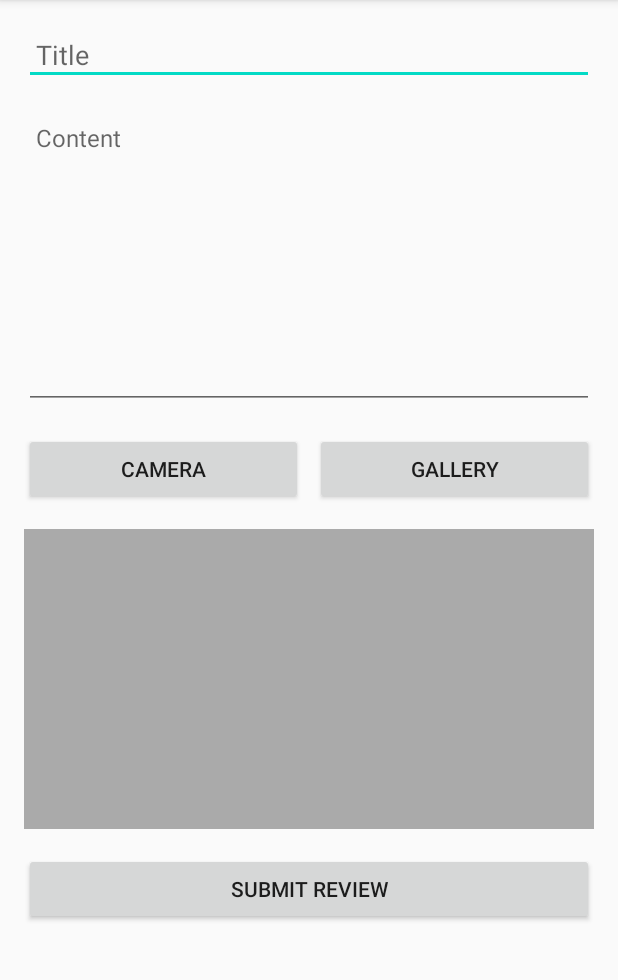
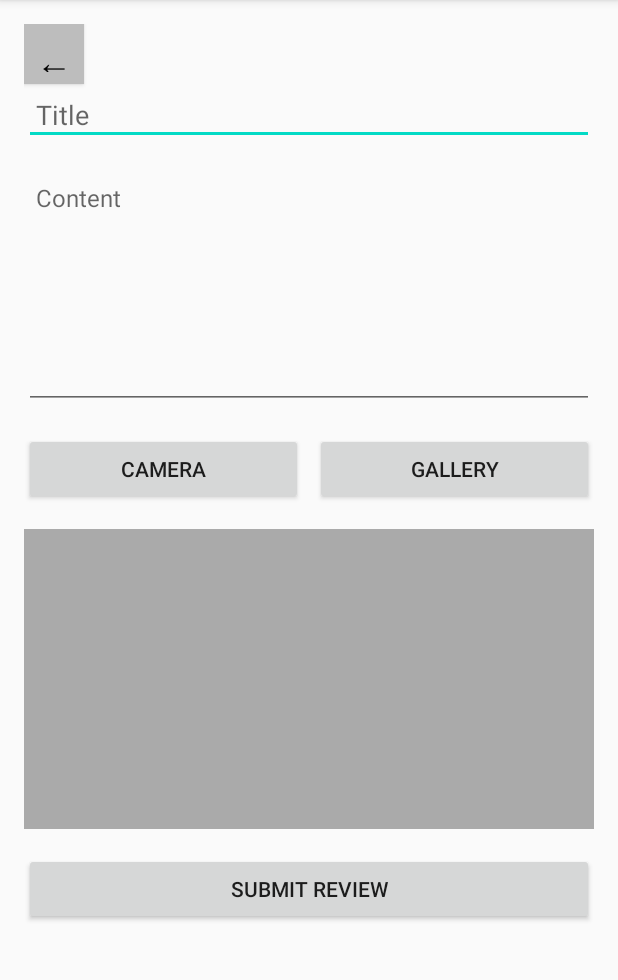
Before and after one commit to dglee2007/2024_madcamp_week2, an Android app: the ReviewCreateActivity screen opened directly, with no data from a screen before it, on a phone screen of 412 x 824 dp, the part 84-1064 px from its top. Run offline under Robolectric (Android 15) with nearby library versions, the phone set to English and light mode, and no system bars; pictures from the network do not load.

Commit message:
Implemented back button for calendar and review_create

```diff
--- a/app/src/main/res/layout/activity_calendar.xml
+++ b/app/src/main/res/layout/activity_calendar.xml
@@ -34,7 +34,7 @@
     <EditText
         android:id="@+id/contextEditText"
         android:layout_width="0dp"
-        android:layout_height="116dp"
+        android:layout_height="72dp"
         android:inputType="textMultiLine"
         android:ems="10"
         app:layout_constraintTop_toBottomOf="@+id/diaryTextView" android:layout_marginTop="16dp"
@@ -121,7 +121,7 @@
         app:layout_constraintTop_toBottomOf="@id/deleteBtn"
         app:layout_constraintStart_toStartOf="parent"
         app:layout_constraintEnd_toEndOf="parent"
-        android:layout_marginTop="8dp"
+        android:layout_marginTop="0dp"
         />
 
 </androidx.constraintlayout.widget.ConstraintLayout>
--- a/app/src/main/res/layout/activity_review_create.xml
+++ b/app/src/main/res/layout/activity_review_create.xml
@@ -6,6 +6,18 @@
     android:orientation="vertical"
     android:padding="16dp"
     tools:context=".ReviewCreateActivity">
+
+    <Button
+        android:id="@+id/buttonBack"
+        android:layout_width="40dp"
+        android:layout_height="40dp"
+        android:background="@color/gray_400"
+        android:text="←"
+        android:textSize="24sp"
+        android:textColor="@android:color/black"
+        android:padding="8dp"
+        android:gravity="center_vertical"
+        android:layout_gravity="start"/>
 
     <EditText
         android:id="@+id/editTextReviewTitle"
@@ -23,7 +35,7 @@
         android:hint="Content"
         android:inputType="textMultiLine"
         android:gravity="top"
-        android:minHeight="200dp"
+        android:minHeight="160dp"
         android:padding="8dp"
         android:textSize="16sp"
         android:layout_marginTop="16dp" />
@@ -64,4 +76,10 @@
         android:layout_height="wrap_content"
         android:text="Submit Review"
         android:layout_marginTop="16dp"/>
+
+    <!-- 프래그먼트 컨테이너 추가 -->
+    <FrameLayout
+        android:id="@+id/fragment_container"
+        android:layout_width="match_parent"
+        android:layout_height="match_parent"/>
 </LinearLayout>
--- a/app/src/main/res/values/styles.xml
+++ b/app/src/main/res/values/styles.xml
@@ -14,4 +14,10 @@
         <item name="exampleColor">@color/light_blue_400</item>
     </style>
 
+    <style name="ButtonStyle">
+        <item name="android:layout_height">wrap_content</item>
+        <item name="android:padding">8dp</item>
+        <item name="android:textSize">16sp</item>
+    </style>
+
 </resources>
```
Also changed, not shown: app/src/main/java/com/example/a2024_madcamp_week2/ReviewCreateActivity.kt (+35 -0 lines).
